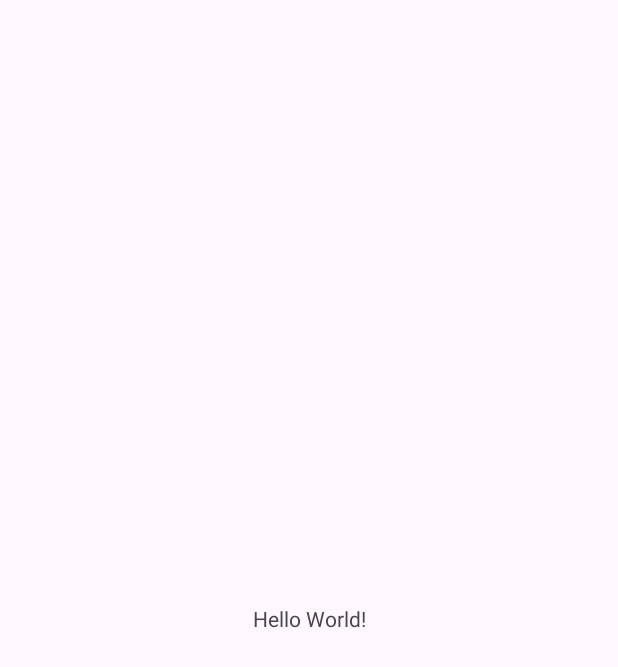
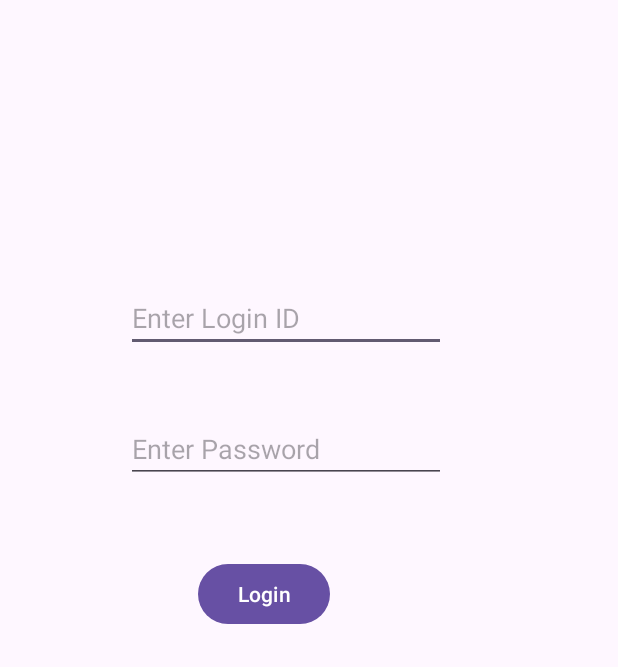
Before and after one commit to jaiisshhh/AndroidStudio, an Android app: the screen it shows after launch (MainActivity), on a phone screen of 412 x 824 dp. Before the commit the part shown is almost empty. Shown: the top 667 px of the screen. Run offline under Robolectric (Android 15) with nearby library versions, the phone set to English and light mode, and no system bars.

Commit message:
Login ID Screen Created

```diff
--- a/app/src/main/res/layout/activity_main.xml
+++ b/app/src/main/res/layout/activity_main.xml
@@ -6,13 +6,36 @@
     android:layout_height="match_parent"
     tools:context=".MainActivity">
 
-    <TextView
+    <EditText
+        android:id="@+id/editTextText"
         android:layout_width="wrap_content"
         android:layout_height="wrap_content"
-        android:text="Hello World!"
-        app:layout_constraintBottom_toBottomOf="parent"
-        app:layout_constraintEnd_toEndOf="parent"
+        android:layout_marginStart="84dp"
+        android:layout_marginTop="189dp"
+        android:ems="10"
+        android:inputType="text"
+        android:hint="Enter Login ID"
         app:layout_constraintStart_toStartOf="parent"
         app:layout_constraintTop_toTopOf="parent" />
 
+    <EditText
+        android:id="@+id/editTextTextPassword"
+        android:layout_width="wrap_content"
+        android:layout_height="wrap_content"
+        android:layout_marginTop="42dp"
+        android:ems="10"
+        android:hint="Enter Password"
+        android:inputType="numberPassword"
+        app:layout_constraintStart_toStartOf="@+id/editTextText"
+        app:layout_constraintTop_toBottomOf="@+id/editTextText" />
+
+    <Button
+        android:id="@+id/button"
+        android:layout_width="wrap_content"
+        android:layout_height="wrap_content"
+        android:layout_marginStart="48dp"
+        android:layout_marginTop="50dp"
+        android:text="Login"
+        app:layout_constraintStart_toStartOf="@+id/editTextTextPassword"
+        app:layout_constraintTop_toBottomOf="@+id/editTextTextPassword" />
 </androidx.constraintlayout.widget.ConstraintLayout>
```
